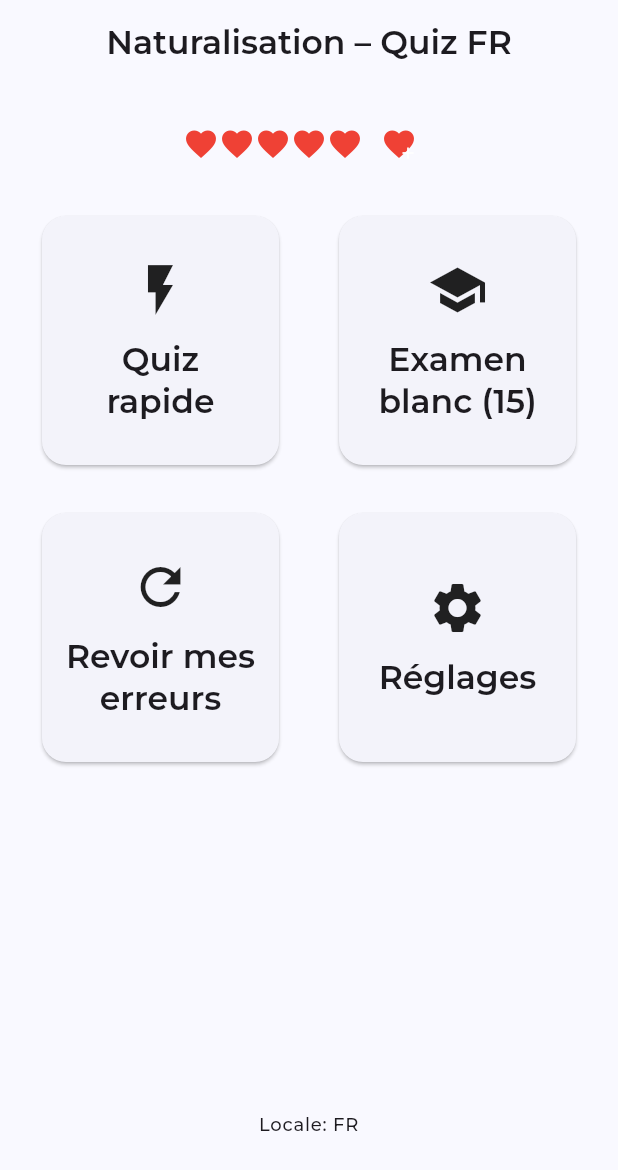
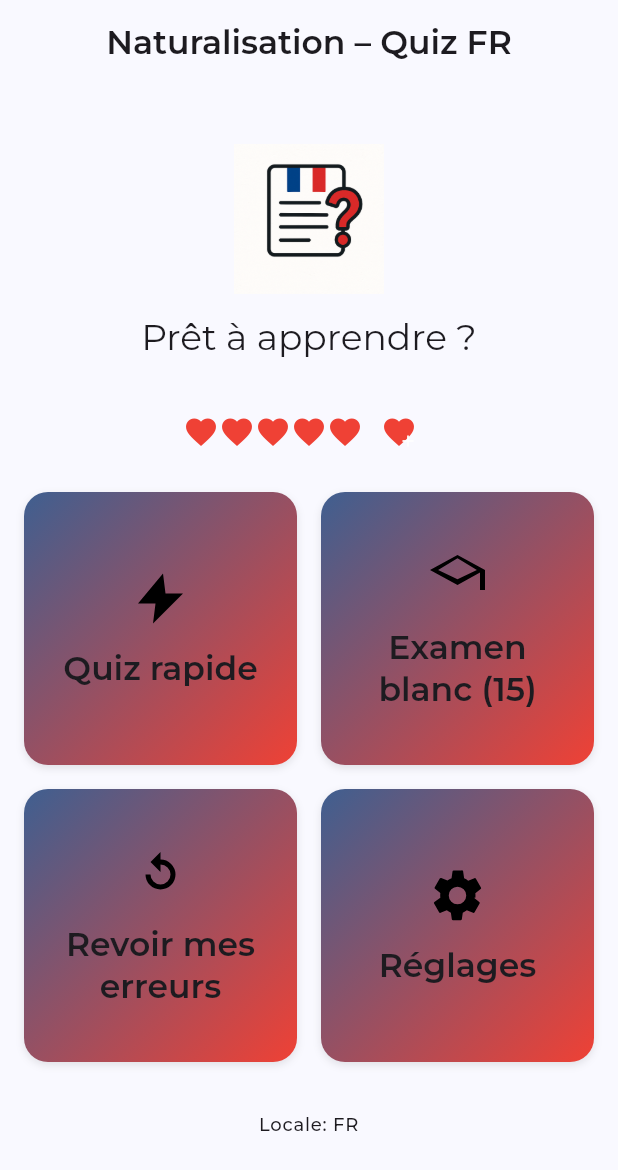
Before and after one commit to Myoxsis/french_citizenship_app, a Flutter app: the screen it shows after launch, on a phone screen of 412 x 824 dp. Shown: the top 1170 px of the screen. Run offline on Flutter 3.47's test engine with Material 3 defaults, Android fonts, the light colour scheme and no system bars; drawn by our look-alikes of google_mobile_ads; our stand-ins replace easy_localization, flutter_riverpod, flutter_svg, go_router, google_fonts, shared_preferences; network calls fail.

Commit message:
Use SVG assets and add hero section

```diff
--- a/assets/i18n/en.json
+++ b/assets/i18n/en.json
@@ -22,5 +22,6 @@
   "settings_reset_done": "Progress reset.",
   "dialog_confirm": "Confirm",
   "dialog_cancel": "Cancel",
+  "home_hero_title": "Ready to learn?",
   "home_no_hearts": "Not enough hearts"
 }
--- a/assets/i18n/fr.json
+++ b/assets/i18n/fr.json
@@ -22,5 +22,6 @@
   "settings_reset_done": "Progrès réinitialisés.",
   "dialog_confirm": "Confirmer",
   "dialog_cancel": "Annuler",
+  "home_hero_title": "Prêt à apprendre ?",
   "home_no_hearts": "Pas assez de coeurs"
 }
--- a/lib/screens/home_screen.dart
+++ b/lib/screens/home_screen.dart
@@ -1,6 +1,7 @@
 import 'package:easy_localization/easy_localization.dart';
 import 'package:flutter/material.dart';
 import 'package:flutter_riverpod/flutter_riverpod.dart';
+import 'package:flutter_svg/flutter_svg.dart';
 import 'package:go_router/go_router.dart';
 import 'package:google_mobile_ads/google_mobile_ads.dart';
 import '../app_router.dart';
@@ -68,7 +69,7 @@ class _HomeScreenState extends ConsumerState<HomeScreen> {
     final actions = [
       _HomeAction(
         label: 'home_start_quick'.tr(),
-        icon: Icons.flash_on,
+        asset: 'assets/icons/flash.svg',
         onTap: () {
           final ok = ref.read(heartsControllerProvider.notifier).spend(1);
           if (ok) {
@@ -85,7 +86,7 @@ class _HomeScreenState extends ConsumerState<HomeScreen> {
       ),
       _HomeAction(
         label: 'home_start_exam'.tr(),
-        icon: Icons.school,
+        asset: 'assets/icons/exam.svg',
         onTap: () {
           final ok = ref.read(heartsControllerProvider.notifier).spend(2);
           if (ok) {
@@ -102,12 +103,12 @@ class _HomeScreenState extends ConsumerState<HomeScreen> {
       ),
       _HomeAction(
         label: 'home_review_mistakes'.tr(),
-        icon: Icons.refresh,
+        asset: 'assets/icons/review.svg',
         onTap: () => context.goNamed(AppRoute.review.name),
       ),
       _HomeAction(
         label: 'home_settings'.tr(),
-        icon: Icons.settings,
+        asset: 'assets/icons/settings.svg',
         onTap: () => context.goNamed(AppRoute.settings.name),
       ),
     ];
@@ -126,6 +127,20 @@ class _HomeScreenState extends ConsumerState<HomeScreen> {
               padding: const EdgeInsets.all(16),
               child: Column(
                 children: [
+                  Padding(
+                    padding: const EdgeInsets.symmetric(vertical: 24),
+                    child: Column(
+                      children: [
+                        Image.asset('assets/app_logo.png', height: 100),
+                        const SizedBox(height: 12),
+                        Text(
+                          'home_hero_title'.tr(),
+                          style: Theme.of(context).textTheme.headlineSmall,
+                          textAlign: TextAlign.center,
+                        ),
+                      ],
+                    ),
+                  ),
                   Row(
                     mainAxisAlignment: MainAxisAlignment.center,
                     mainAxisSize: MainAxisSize.min,
@@ -201,39 +216,66 @@ class _HomeScreenState extends ConsumerState<HomeScreen> {
 
 class _HomeAction {
   final String label;
-  final IconData icon;
+  final String asset;
   final VoidCallback onTap;
 
   const _HomeAction({
     required this.label,
-    required this.icon,
+    required this.asset,
     required this.onTap,
   });
 }
 
-class _ActionCard extends StatelessWidget {
+class _ActionCard extends StatefulWidget {
   final _HomeAction action;
 
   const _ActionCard({required this.action});
 
   @override
+  State<_ActionCard> createState() => _ActionCardState();
+}
+
+class _ActionCardState extends State<_ActionCard> {
+  bool _hovering = false;
+
+  @override
   Widget build(BuildContext context) {
-    return Card(
-      shape: RoundedRectangleBorder(
+    final colorScheme = Theme.of(context).colorScheme;
+    return MouseRegion(
+      onEnter: (_) => setState(() => _hovering = true),
+      onExit: (_) => setState(() => _hovering = false),
+      child: AnimatedContainer(
+        duration: const Duration(milliseconds: 200),
+        decoration: BoxDecoration(
+          gradient: LinearGradient(
+            colors: [colorScheme.primary, colorScheme.secondary],
+            begin: Alignment.topLeft,
+            end: Alignment.bottomRight,
+          ),
           borderRadius: BorderRadius.circular(16),
+          boxShadow: [
+            BoxShadow(
+              color: Colors.black.withOpacity(_hovering ? 0.3 : 0.1),
+              blurRadius: _hovering ? 8 : 4,
+              offset: Offset(0, _hovering ? 4 : 2),
             ),
+          ],
+        ),
+        child: Material(
+          color: Colors.transparent,
+          borderRadius: BorderRadius.circular(16),
           child: InkWell(
             borderRadius: BorderRadius.circular(16),
-        onTap: action.onTap,
+            onTap: widget.action.onTap,
             child: Padding(
               padding: const EdgeInsets.all(16),
               child: Column(
                 mainAxisAlignment: MainAxisAlignment.center,
                 children: [
-              Icon(action.icon, size: 40),
+                  SvgPicture.asset(widget.action.asset, height: 40),
                   const SizedBox(height: 12),
                   Text(
-                action.label,
+                    widget.action.label,
                     textAlign: TextAlign.center,
                     style: Theme.of(context).textTheme.titleLarge,
                   ),
@@ -241,6 +283,8 @@ class _ActionCard extends StatelessWidget {
               ),
             ),
           ),
+        ),
+      ),
     );
   }
 }
--- a/pubspec.yaml
+++ b/pubspec.yaml
@@ -21,6 +21,7 @@ dependencies:
   # Utils
   intl: ^0.19.0
   google_fonts: ^6.1.0
+  flutter_svg: ^2.0.10
 
   # Monetization
   google_mobile_ads: ^5.1.0
@@ -40,6 +41,7 @@ flutter:
     - assets/questions/en.json
     - assets/questions/fr.json
     - assets/app_logo.png
+    - assets/icons/
 
 flutter_launcher_icons:
   android: true
```
Also changed, not shown: assets/icons/exam.svg (added), assets/icons/flash.svg (added), assets/icons/review.svg (added), assets/icons/settings.svg (added). Lines whose indentation alone changed are shown as unchanged.
